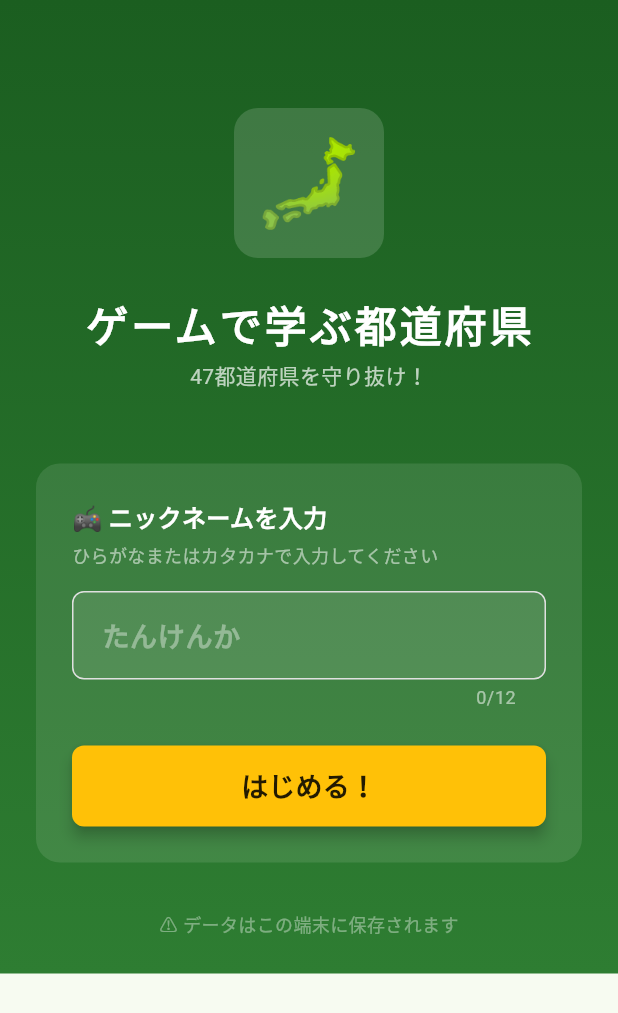
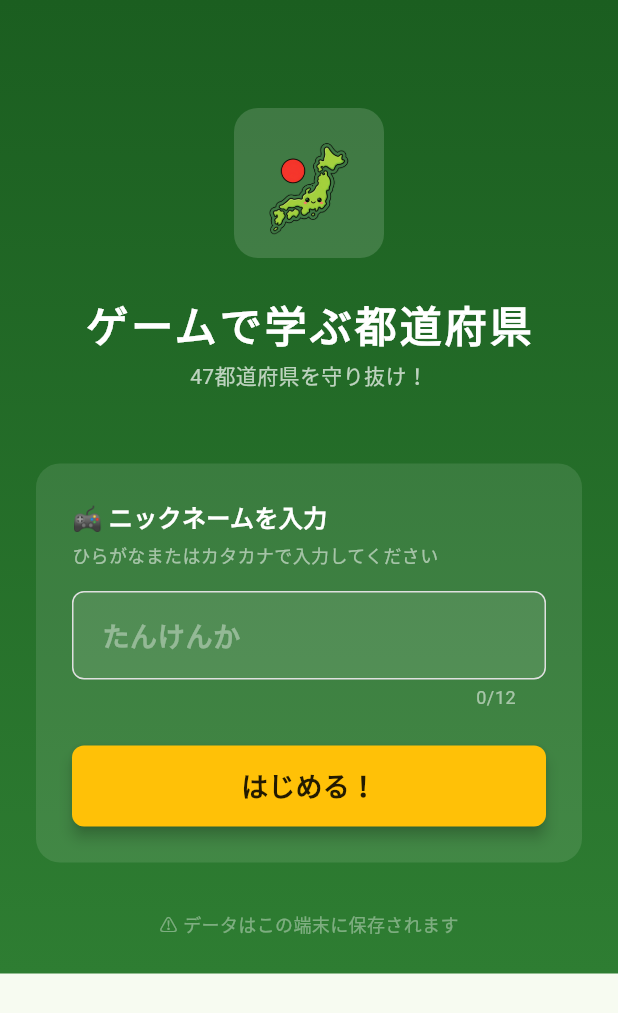
Before and after one commit to zka32101/geography_puzzle_king, a Flutter app: the screen it shows after launch, on a phone screen of 412 x 824 dp. Shown: the top 1013 px of the screen. Run offline on Flutter 3.47's test engine with Material 3 defaults, Android fonts, the phone set to English and light mode, and no system bars; our stand-ins replace audioplayers, cloud_firestore, connectivity_plus, firebase_analytics, firebase_auth, firebase_core and 11 more; accounts and stored records are empty.

Commit message:
ui: add sword/lightning/explosion/Japan-map icons (Canva AI, transparent) and replace emoji
Co-Authored-By: Claude Sonnet 5.5 <noreply@anthropic.com>

```diff
--- a/apps/geography_puzzle_king/lib/screens/auth/login_screen.dart
+++ b/apps/geography_puzzle_king/lib/screens/auth/login_screen.dart
@@ -100,7 +100,7 @@ class _LoginScreenState extends ConsumerState<LoginScreen> {
                       borderRadius: BorderRadius.circular(AppRadius.large),
                     ),
                     child: const Center(
-                      child: Text('🗾', style: TextStyle(fontSize: 56)),
+                      child: IconText('🗾', style: TextStyle(fontSize: 56)),
                     ),
                   ),
                   const SizedBox(height: AppSpacing.lg),
--- a/apps/geography_puzzle_king/lib/screens/game/boss_story_screen.dart
+++ b/apps/geography_puzzle_king/lib/screens/game/boss_story_screen.dart
@@ -146,7 +146,7 @@ class BossStoryScreen extends StatelessWidget {
                       ),
                     );
                   },
-                  icon: const Text('⚔️', style: TextStyle(fontSize: 18)),
+                  icon: const IconText('⚔️', style: TextStyle(fontSize: 18)),
                   label: IconText(l10n.bossStoryFightButton, style: AppTextStyles.button.copyWith(color: Colors.black)),
                 ),
               ),
--- a/apps/geography_puzzle_king/lib/screens/game/game_screen.dart
+++ b/apps/geography_puzzle_king/lib/screens/game/game_screen.dart
@@ -2437,7 +2437,7 @@ class _GameScreenState extends ConsumerState<GameScreen>
         borderRadius: BorderRadius.circular(8),
         border: Border.all(color: color.withOpacity(0.6)),
       ),
-      child: Text(
+      child: IconText(
         '${combo >= 10 ? "💥" : "🔥"}$combo COMBO',
         style: TextStyle(color: color, fontSize: 11, fontWeight: FontWeight.bold),
       ),
@@ -2773,7 +2773,7 @@ class _GameScreenState extends ConsumerState<GameScreen>
         ),
         child: Row(
           children: [
-            Text(
+            IconText(
               ready ? '🔥' : '⚡',
               style: const TextStyle(fontSize: 16),
             ),
--- a/apps/geography_puzzle_king/lib/screens/home/home_screen.dart
+++ b/apps/geography_puzzle_king/lib/screens/home/home_screen.dart
@@ -150,7 +150,7 @@ class _HomeScreenState extends ConsumerState<HomeScreen> {
         children: [
           Row(
             children: [
-              const Text('🗾', style: TextStyle(fontSize: 30)),
+              const IconText('🗾', style: TextStyle(fontSize: 30)),
               const SizedBox(width: AppSpacing.sm),
               Expanded(
                 child: Column(
@@ -246,7 +246,7 @@ class _HomeScreenState extends ConsumerState<HomeScreen> {
                   shape: BoxShape.circle,
                 ),
                 child: const Center(
-                  child: Text('⚔️', style: TextStyle(fontSize: 26)),
+                  child: IconText('⚔️', style: TextStyle(fontSize: 26)),
                 ),
               ),
               const SizedBox(width: AppSpacing.md),
--- a/apps/geography_puzzle_king/lib/screens/home/prefecture_map_screen.dart
+++ b/apps/geography_puzzle_king/lib/screens/home/prefecture_map_screen.dart
@@ -503,7 +503,7 @@ class _PrefectureMapScreenState extends ConsumerState<PrefectureMapScreen> {
                       ),
                     );
                   },
-                  icon: const Text('⚔️', style: TextStyle(fontSize: 18)),
+                  icon: const IconText('⚔️', style: TextStyle(fontSize: 18)),
                   label: IconText(l10n.startRegionBattleButton, style: AppTextStyles.button),
                   style: ElevatedButton.styleFrom(
                     backgroundColor: region.color,
@@ -1267,7 +1267,7 @@ class _PrefectureMapScreenState extends ConsumerState<PrefectureMapScreen> {
                       ),
                     );
                   },
-                  icon: const Text('⚔️', style: TextStyle(fontSize: 18)),
+                  icon: const IconText('⚔️', style: TextStyle(fontSize: 18)),
                   label: IconText(l10n.startDefenseButton, style: AppTextStyles.button),
                   style: ElevatedButton.styleFrom(
                     backgroundColor: AppColors.primary,
--- a/apps/geography_puzzle_king/lib/widgets/ui_icon.dart
+++ b/apps/geography_puzzle_king/lib/widgets/ui_icon.dart
@@ -9,7 +9,11 @@ enum UiIconKind {
   trophy('trophy', '🏆'),
   castle('castle', '🏯'),
   book('book', '📖'),
-  mapScroll('mapscroll', '🗺');
+  mapScroll('mapscroll', '🗺'),
+  sword('sword', '⚔'),
+  lightning('lightning', '⚡'),
+  explosion('explosion', '💥'),
+  japanMap('japanmap', '🗾');
 
   const UiIconKind(this.fileName, this.emoji);
 
@@ -41,7 +45,7 @@ class UiIcon extends StatelessWidget {
 }
 
 // 文字列中の絵文字（異体字セレクタ U+FE0F つきも）を探す正規表現。
-final RegExp _kIconEmojiPattern = RegExp('(🪙|🛡|💨|⭐|🏆|🏯|📖|🗺)\uFE0F?');
+final RegExp _kIconEmojiPattern = RegExp('(🪙|🛡|💨|⭐|🏆|🏯|📖|🗺|⚔|⚡|💥|🗾)\uFE0F?');
 
 UiIconKind? _kindOfEmoji(String emoji) {
   final base = emoji.replaceAll('\uFE0F', '');
@@ -54,7 +58,7 @@ UiIconKind? _kindOfEmoji(String emoji) {
 /// 文字列に、置き換え対象の絵文字が含まれるか。
 bool containsIconEmoji(String text) => _kIconEmojiPattern.hasMatch(text);
 
-/// [Text] の代わりに使う。文字列中の絵文字（🪙🛡💨⭐🏆🏯📖🗺）を画像のアイコンに
+/// [Text] の代わりに使う。文字列中の絵文字（🪙🛡💨⭐🏆🏯📖🗺⚔⚡💥🗾）を画像のアイコンに
 /// 置き換えて表示する。絵文字が含まれない文字列は、そのまま [Text] と同じ表示。
 class IconText extends StatelessWidget {
   const IconText(
```
Also changed, not shown: apps/geography_puzzle_king/assets/images/icons/explosion.png (added), apps/geography_puzzle_king/assets/images/icons/japanmap.png (added), apps/geography_puzzle_king/assets/images/icons/lightning.png (added), apps/geography_puzzle_king/assets/images/icons/sword.png (added), 1 other file.
